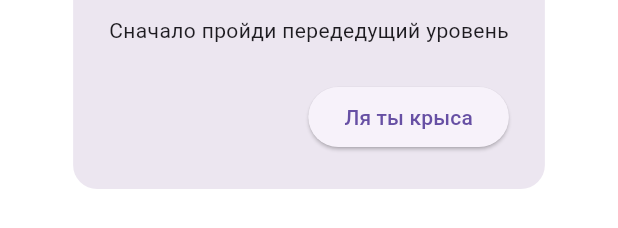
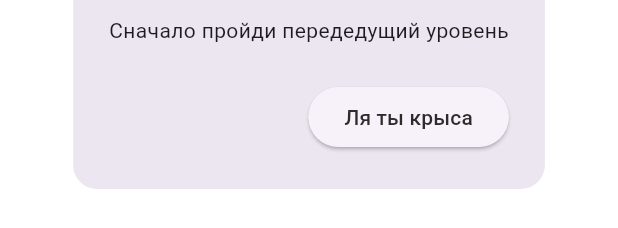
Before and after one commit to DanielGrigoryanAm/mind-snack, a Flutter app: the CustomAlertDialog widget shown alone on an empty page, opened directly, on a phone screen of 412 x 824 dp. Shown: the part 570-798 px from the top of the screen. Run offline on Flutter 3.47's test engine with Material 3 defaults, Android fonts, the phone set to English and light mode, and no system bars; our stand-ins replace easy_localization, flutter_riverpod, shared_preferences; missing offline and left inert: crossword_generator, maze, sudoku_dart; accounts and stored records are empty.

Commit message:
change text color in alert dialog

```diff
--- a/lib/shared/widgets/custom_alert_dialog.dart
+++ b/lib/shared/widgets/custom_alert_dialog.dart
@@ -1,4 +1,5 @@
 import 'package:flutter/material.dart';
+import 'package:mind_snack/core/theme/app_color_theme.dart';
 
 class CustomAlertDialog extends StatelessWidget {
   final String title;
@@ -20,11 +21,14 @@ class CustomAlertDialog extends StatelessWidget {
 
   @override
   Widget build(BuildContext context) {
+    final colors = Theme.of(context).extension<AppColorTheme>();
+
     return AlertDialog(
       shape: RoundedRectangleBorder(borderRadius: BorderRadius.circular(16)),
       title: Text(title),
       content: Text(content),
       actions: [
+        SizedBox(height: 10),
         if (onCancel != null)
           TextButton(
             onPressed: () {
@@ -38,7 +42,10 @@ class CustomAlertDialog extends StatelessWidget {
             if (onConfirm != null) onConfirm!();
             Navigator.of(context).pop();
           },
-          child: Text(confirmText ?? "OK"),
+          child: Text(
+            confirmText ?? "OK",
+            style: TextStyle(color: colors?.text),
+          ),
         ),
       ],
     );
```
